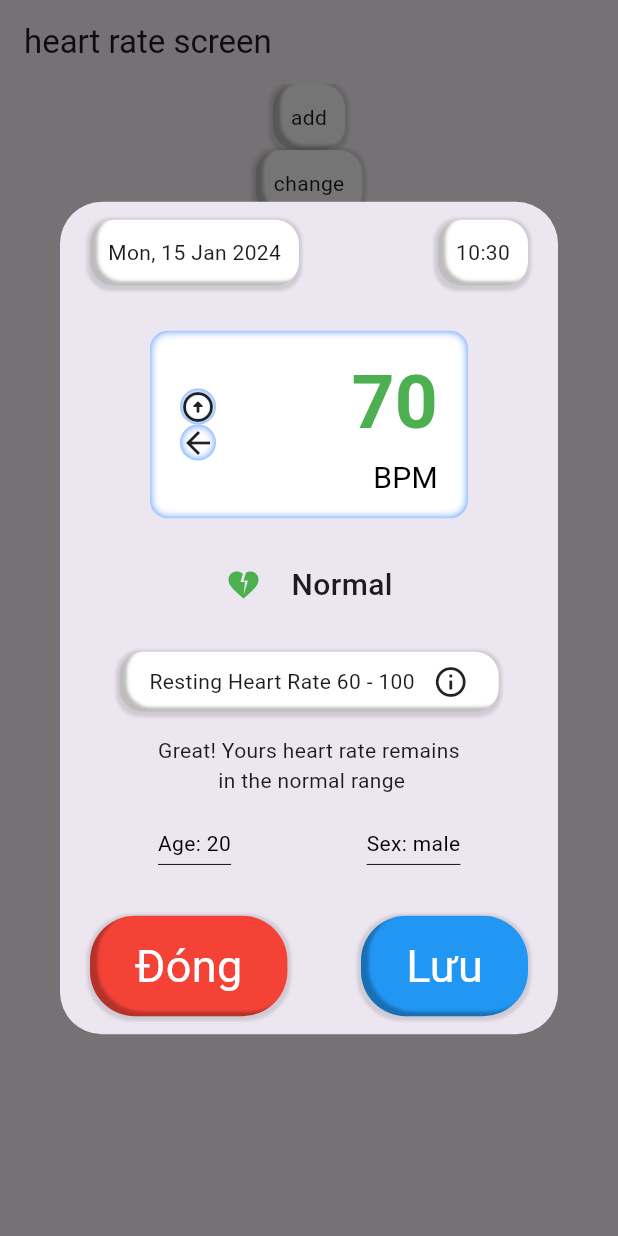
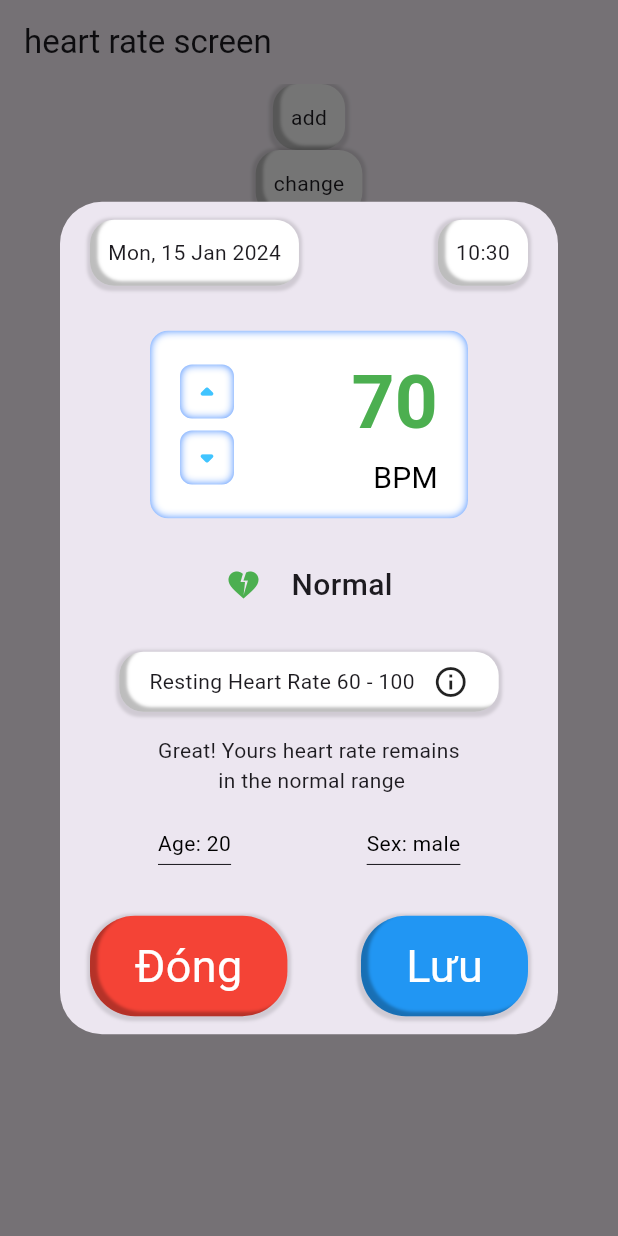
Before and after one commit to iamnhatjt/heathy_app, a Flutter app: the HeartRateScreen screen opened by its route, after a tap on "add", on a phone screen of 412 x 824 dp. Run offline on Flutter 3.47's test engine with Material 3 defaults, Android fonts, the phone set to English and light mode, and no system bars; our stand-ins replace flutter_bloc, flutter_inset_box_shadow, freezed_annotation, get_it, go_router, hive and 1 more; accounts and stored records are empty.

Commit message:
update heart rate dialog

```diff
--- /dev/null
+++ b/lib/gen/assets.gen.dart
@@ -0,0 +1,12 @@
+/// GENERATED CODE - DO NOT MODIFY BY HAND
+/// *****************************************************
+///  FlutterGen
+/// *****************************************************
+
+// coverage:ignore-file
+// ignore_for_file: type=lint
+// ignore_for_file: directives_ordering,unnecessary_import,implicit_dynamic_list_literal,deprecated_member_use
+
+class Assets {
+  Assets._();
+}
--- a/lib/ui/heart_rate/widgets/heart_rate_dialog.dart
+++ b/lib/ui/heart_rate/widgets/heart_rate_dialog.dart
@@ -145,16 +145,28 @@ class _HeartRateDialogComponentState extends State<_HeartRateDialogComponent> {
           Column(
             children: [
               AppButtonInner(
+                padding: const EdgeInsets.all(4),
+                radius: 8,
                 onTap: incrementHeartRate,
-                child: const Icon(Icons.arrow_circle_up_rounded),
+                child: const Icon(
+                  Icons.arrow_drop_up_rounded,
+                  color: Colors.lightBlueAccent,
+                  size: 28,
+                ),
               ),
+              const SizedBox(height: 8),
               AppButtonInner(
+                padding: const EdgeInsets.all(4),
+                radius: 8,
                 onTap: decrementHeartRate,
-                child: const Icon(Icons.arrow_back),
+                child: const Icon(
+                  Icons.arrow_drop_down_rounded,
+                  color: Colors.lightBlueAccent,
+                  size: 28,
+                ),
               ),
             ],
           ),
-          const SizedBox(width: 60),
           Column(
             crossAxisAlignment: CrossAxisAlignment.end,
             children: [
```
Also changed, not shown: pubspec.yaml (+1 -22 lines), assets/icons/ic_down.svg (added), pubspec.lock.
